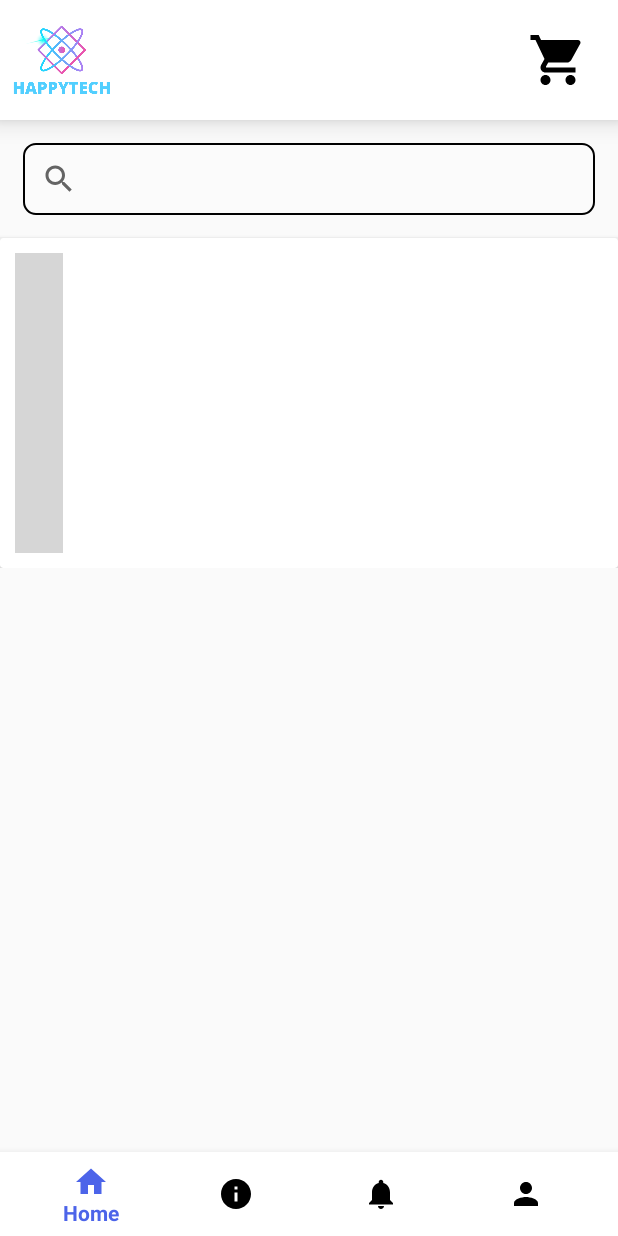
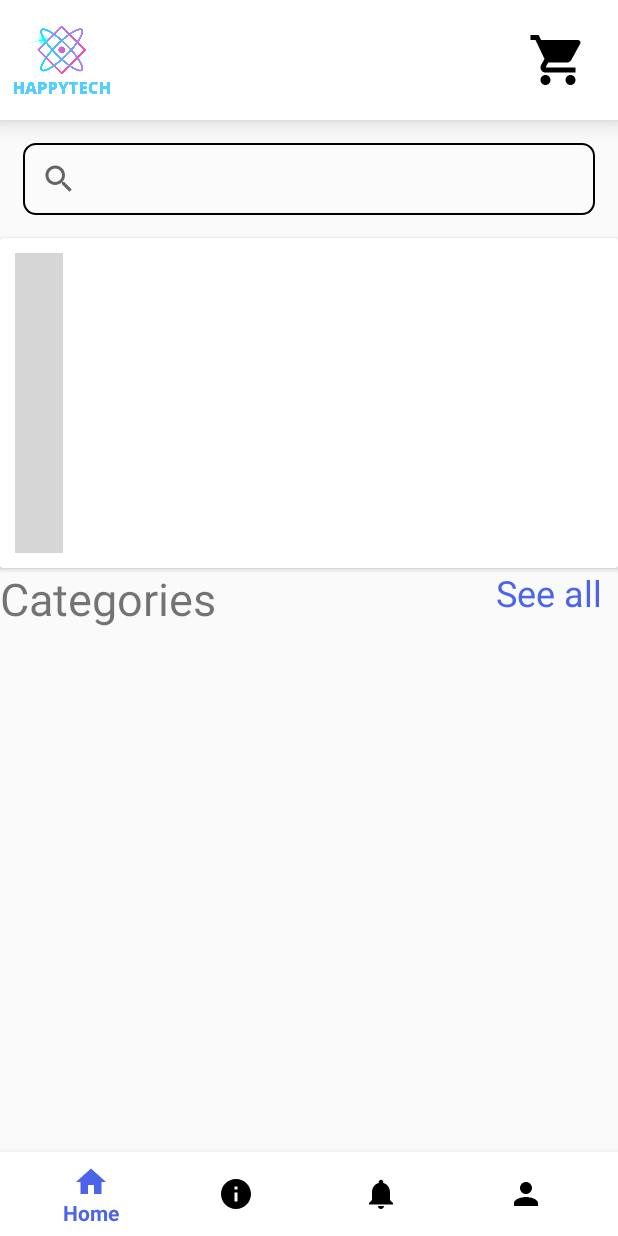
Before and after one commit to jeremy-lee02/happyTech_Android, an Android app: the HomeFragment screen opened directly, with no data from a screen before it, on a phone screen of 412 x 824 dp. Run offline under Robolectric (Android 15) with nearby library versions, the phone set to English and light mode, and no system bars; our stand-ins replace Firebase (no records; nobody signed in at launch, a user with empty details on screens opened directly); libraries missing offline, so code that uses them is left out: com.denzcoskun.imageslider; plain views replace ImageSlider; 7 statements that could not run were skipped; grey boxes are pictures that could not be loaded.

Commit message:
update homepage]

```diff
--- a/app/build.gradle
+++ b/app/build.gradle
@@ -43,4 +43,5 @@ dependencies {
 
     //carousel view
     implementation 'com.github.denzcoskun:ImageSlideshow:0.1.0'
+
 }
--- a/app/src/main/res/layout/fragment_home.xml
+++ b/app/src/main/res/layout/fragment_home.xml
@@ -82,13 +82,37 @@
 
                     </LinearLayout>
                 </androidx.cardview.widget.CardView>
+                <LinearLayout
+                    android:layout_width="match_parent"
+                    android:layout_height="wrap_content"
+                    android:orientation="horizontal">
 
-            </LinearLayout>
+                    <LinearLayout
+                        android:layout_width="wrap_content"
+                        android:layout_height="match_parent">
 
-        </ScrollView>
+                        <TextView
+                            android:layout_width="277dp"
+                            android:layout_height="wrap_content"
+                            android:text="@string/categories"
+                            android:textSize="30dp" />
+                    </LinearLayout>
+
+                    <TextView
+                        android:id="@+id/editTextTextPersonName"
+                        android:layout_width="124dp"
+                        android:layout_height="match_parent"
+                        android:inputType="textPersonName"
+                        android:text="See all"
+                        android:textAlignment="viewEnd"
+                        android:textColor="@color/blue"
+                        android:textSize="24dp" />
+                </LinearLayout>
 
 
 
+            </LinearLayout>
+        </ScrollView>
     </LinearLayout>
 
 
--- a/app/src/main/res/values/strings.xml
+++ b/app/src/main/res/values/strings.xml
@@ -1,3 +1,4 @@
 <resources>
     <string name="app_name">HappyTech</string>
+    <string name="categories">Categories</string>
 </resources>
```
